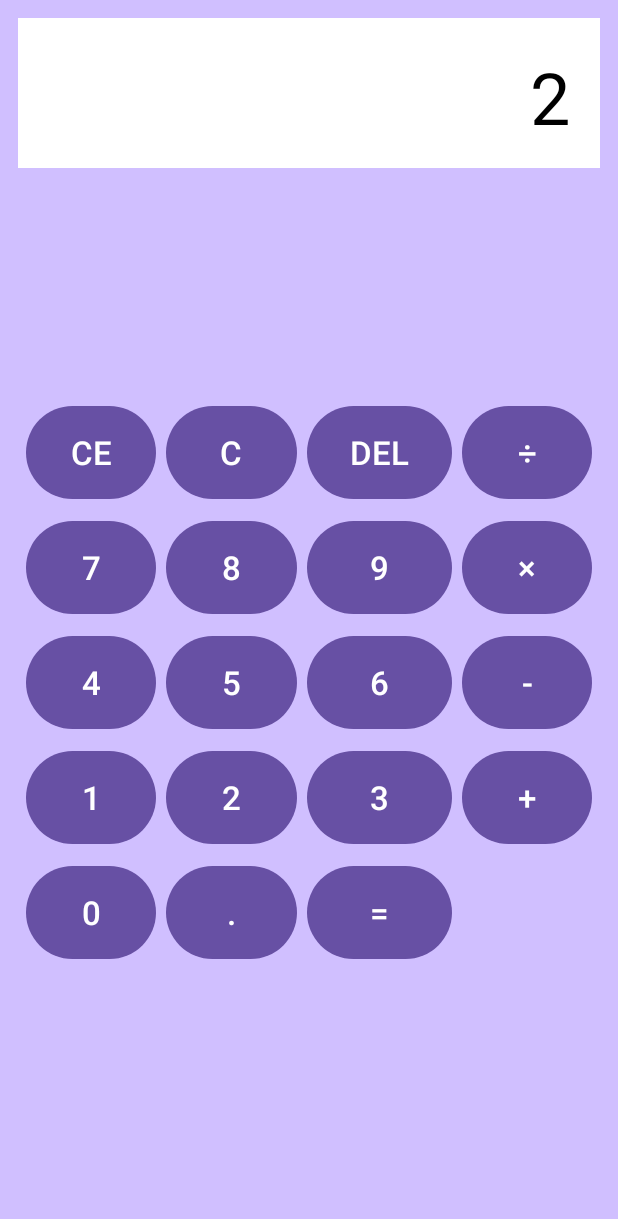
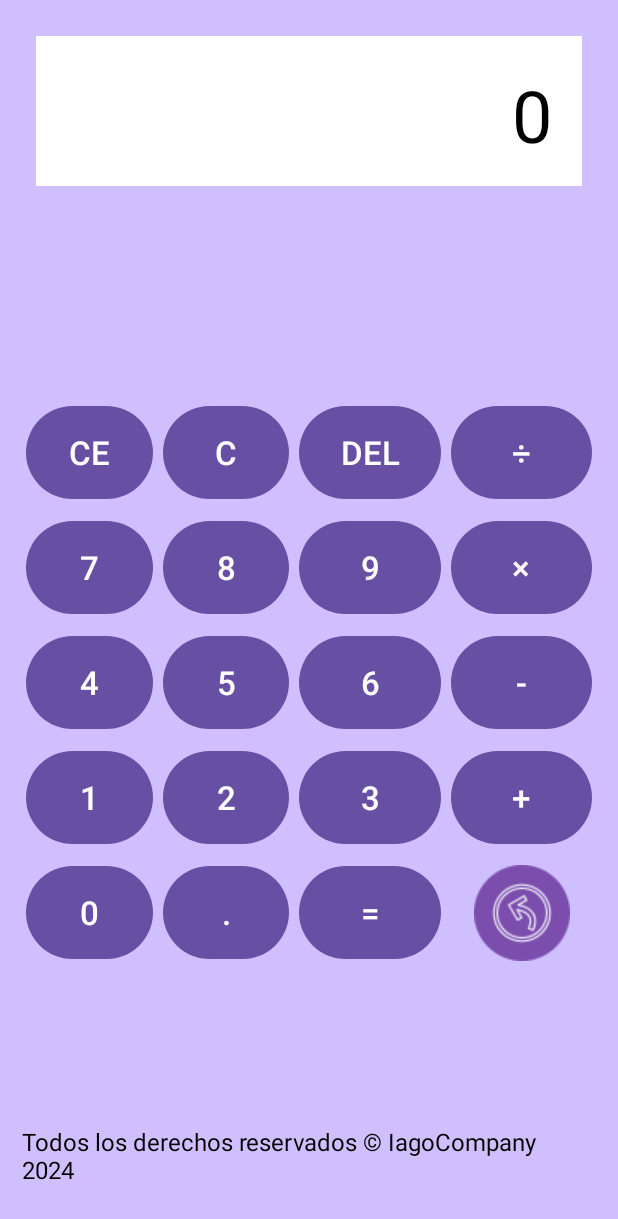
Before and after one commit to Iagomv/VozOperadora2, an Android app: the Calculadoraparalosqueven screen opened directly, with no data from a screen before it, on a phone screen of 412 x 824 dp. Shown: the top 1219 px of the screen. Run offline under Robolectric (Android 15) with nearby library versions, the phone set to English and light mode, and no system bars.

Commit message:
"Calculadora completa y funcional"

```diff
--- a/app/src/main/AndroidManifest.xml
+++ b/app/src/main/AndroidManifest.xml
@@ -18,8 +18,8 @@
         android:allowBackup="true"
         android:dataExtractionRules="@xml/data_extraction_rules"
         android:fullBackupContent="@xml/backup_rules"
-        android:icon="@drawable/vozoperadorabg"
-        android:label="@string/app_name"
+        android:icon="@drawable/iconovo"
+        android:label="VozOperadora"
         android:roundIcon="@mipmap/ic_launcher_round"
         android:supportsRtl="true"
         android:theme="@style/Theme.VozOperadora"
--- a/app/src/main/java/com/example/vozoperadora/Calculadoraparalosqueven.java
+++ b/app/src/main/java/com/example/vozoperadora/Calculadoraparalosqueven.java
@@ -1,8 +1,10 @@
 package com.example.vozoperadora;
 
+import android.content.Intent;
 import android.os.Bundle;
 import android.view.View;
 import android.widget.Button;
+import android.widget.ImageButton;
 import android.widget.TextView;
 
 import androidx.activity.EdgeToEdge;
@@ -18,6 +20,7 @@ public class Calculadoraparalosqueven extends AppCompatActivity {
     private String entradaActual = "";
     private String entradaPrevia = "";
     private String operador = "";
+    private ImageButton btnVolver;
 
     @Override
     protected void onCreate(Bundle savedInstanceState) {
@@ -25,38 +28,42 @@ public class Calculadoraparalosqueven extends AppCompatActivity {
         EdgeToEdge.enable(this);
         setContentView(R.layout.activity_calculadoraparalosqueven);
 
-        // Inicializar la pantalla (TextView) de la calculadora
+        // Inicializar la pantalla (TextView) de la calculadora y el botón de volver
         pantalla = findViewById(R.id.tvDisplay);
+        btnVolver = findViewById(R.id.btnVolver);
 
         // Asignar listeners a los botones de números
         int[] botonesNumeros = {R.id.btn0, R.id.btn1, R.id.btn2, R.id.btn3, R.id.btn4, R.id.btn5, R.id.btn6, R.id.btn7, R.id.btn8, R.id.btn9};
         for (int id : botonesNumeros) {
-            findViewById(id).setOnClickListener(this::alClickNumero);
+            findViewById(id).setOnClickListener(this::onClickNumero);
         }
 
         // Asignar listeners a los botones de operadores
-        findViewById(R.id.btnAdd).setOnClickListener(v -> alClickOperador("+"));
-        findViewById(R.id.btnSubtract).setOnClickListener(v -> alClickOperador("-"));
-        findViewById(R.id.btnMultiply).setOnClickListener(v -> alClickOperador("×"));
-        findViewById(R.id.btnDivide).setOnClickListener(v -> alClickOperador("÷"));
+        findViewById(R.id.btnAdd).setOnClickListener(v -> onClickOperador("+"));
+        findViewById(R.id.btnSubtract).setOnClickListener(v -> onClickOperador("-"));
+        findViewById(R.id.btnMultiply).setOnClickListener(v -> onClickOperador("×"));
+        findViewById(R.id.btnDivide).setOnClickListener(v -> onClickOperador("÷"));
 
         // Asignar listeners a botones especiales
-        findViewById(R.id.btnEquals).setOnClickListener(v -> alClickIgual());
-        findViewById(R.id.btnDot).setOnClickListener(v -> alClickPunto());
-        findViewById(R.id.btnCE).setOnClickListener(v -> alClickBorrarEntrada());
-        findViewById(R.id.btnC).setOnClickListener(v -> alClickBorrarTodo());
-        findViewById(R.id.btnDel).setOnClickListener(v -> alClickBorrarUltimo());
+        findViewById(R.id.btnEquals).setOnClickListener(v -> onClickIgual());
+        findViewById(R.id.btnDot).setOnClickListener(v -> onClickPunto());
+        findViewById(R.id.btnCE).setOnClickListener(v -> onClickBorrarEntrada());
+        findViewById(R.id.btnC).setOnClickListener(v -> onClickBorrarTodo());
+        findViewById(R.id.btnDel).setOnClickListener(v -> onClickBorrarUltimo());
+
+        //Listener del boton volver
+        btnVolver.setOnClickListener(v -> onClickVolver());
     }
 
     // Método llamado al presionar un botón numérico
-    private void alClickNumero(View vista) {
+    private void onClickNumero(View vista) {
         Button boton = (Button) vista;
         entradaActual += boton.getText().toString(); // Agregar número al texto actual
         actualizarPantalla(entradaActual); // Mostrarlo en pantalla
     }
 
     // Método llamado al seleccionar un operador
-    private void alClickOperador(String operadorSeleccionado) {
+    private void onClickOperador(String operadorSeleccionado) {
         if (!entradaActual.isEmpty()) {
             entradaPrevia = entradaActual; // Guardar número actual
             entradaActual = ""; // Limpiar la entrada actual
@@ -66,7 +73,7 @@ public class Calculadoraparalosqueven extends AppCompatActivity {
     }
 
     // Método llamado al presionar el botón "="
-    private void alClickIgual() {
+    private void onClickIgual() {
         if (!entradaActual.isEmpty() && !entradaPrevia.isEmpty() && !operador.isEmpty()) {
             double resultado = 0;
             double numero1 = Double.parseDouble(entradaPrevia);
@@ -102,7 +109,7 @@ public class Calculadoraparalosqueven extends AppCompatActivity {
     }
 
     // Método llamado al presionar el botón "."
-    private void alClickPunto() {
+    private void onClickPunto() {
         if (!entradaActual.contains(".")) {
             if (entradaActual.isEmpty()) {
                 entradaActual = "0."; // Si no hay entrada, comienza con "0."
@@ -114,13 +121,13 @@ public class Calculadoraparalosqueven extends AppCompatActivity {
     }
 
     // Método llamado al presionar "CE" (Borrar entrada actual)
-    private void alClickBorrarEntrada() {
+    private void onClickBorrarEntrada() {
         entradaActual = "";
         actualizarPantalla("0");
     }
 
     // Método llamado al presionar "C" (Reiniciar la calculadora)
-    private void alClickBorrarTodo() {
+    private void onClickBorrarTodo() {
         entradaActual = "";
         entradaPrevia = "";
         operador = "";
@@ -128,11 +135,17 @@ public class Calculadoraparalosqueven extends AppCompatActivity {
     }
 
     // Método llamado al presionar "DEL" (Borrar último dígito)
-    private void alClickBorrarUltimo() {
+    private void onClickBorrarUltimo() {
         if (!entradaActual.isEmpty()) {
             entradaActual = entradaActual.substring(0, entradaActual.length() - 1); // Eliminar último carácter
             actualizarPantalla(entradaActual.isEmpty() ? "0" : entradaActual); // Mostrar "0" si queda vacío
         }
+    }
+
+    private void onClickVolver(){
+        Intent intent = new Intent(this, MainActivity.class);
+        startActivity(intent);
+
     }
 
     // Método para actualizar el texto de la pantalla
--- a/app/src/main/java/com/example/vozoperadora/MainActivity.java
+++ b/app/src/main/java/com/example/vozoperadora/MainActivity.java
@@ -2,6 +2,7 @@
 
 
     import android.Manifest;
+    import android.animation.ObjectAnimator;
     import android.content.Intent;
     import android.content.pm.PackageManager;
     import android.os.Build;
@@ -32,6 +33,7 @@
         private Intent recognizerIntent;
         private String recognizedText = "";  // Variable para almacenar el texto reconocido
         private static final int REQUEST_RECORD_AUDIO_PERMISSION = 101;
+        private ImageView ivBienvenida;
         private ImageView inicio;
         private TextView tvDisplay;
         private ImageView ivEstadoGrabacion;
@@ -56,6 +58,7 @@
             // Pedir permisos de grabación de audio
             requestRecordAudioPermission();
             Referencias();
+            bienvenida();
             spinnerIdiomas.setOnItemSelectedListener(new AdapterView.OnItemSelectedListener() {
                 @Override
                 public void onItemSelected(AdapterView<?> parent, View view, int position, long id) {
@@ -79,6 +82,7 @@
             inicio = findViewById(R.id.inicio);
             etAudioReconocido = findViewById(R.id.etAudioReconocido);
             ivEstadoGrabacion = findViewById(R.id.ivEstadoGrabacion);
+            ivBienvenida = findViewById(R.id.ivBienvenida);
         }
 
         // Método para pedir permiso de grabación de audio
@@ -328,7 +332,11 @@
 
         //Pantalla de inicio
         public void bienvenida(){
-
+            // Crear animación de alpha (0: completamente invisible, 1: completamente visible)
+            ObjectAnimator alphaAnimator = ObjectAnimator.ofFloat(ivBienvenida, "alpha", 1f, 0f);
+            alphaAnimator.setDuration(4000); // 2 segundos
+            // Iniciar la animación
+            alphaAnimator.start();
         }
 
 
--- a/app/src/main/java/com/example/vozoperadora/MapeoNumeros.java
+++ b/app/src/main/java/com/example/vozoperadora/MapeoNumeros.java
@@ -236,7 +236,7 @@ public class MapeoNumeros {
 
     //Solucion para abrir calculadora gráfica mediante el uso de la voz
     public boolean yaVeo(String text) {
-        return text.contains("yaveo") || text.contains("abresupercalculadora");
+        return text.contains("yaveo") || text.contains("abresúpercalculadora");
     }
 
 
--- a/app/src/main/res/layout/activity_calculadoraparalosqueven.xml
+++ b/app/src/main/res/layout/activity_calculadoraparalosqueven.xml
@@ -1,30 +1,50 @@
 <?xml version="1.0" encoding="utf-8"?>
-<androidx.constraintlayout.widget.ConstraintLayout
-    xmlns:android="http://schemas.android.com/apk/res/android"
+<androidx.constraintlayout.widget.ConstraintLayout xmlns:android="http://schemas.android.com/apk/res/android"
     xmlns:app="http://schemas.android.com/apk/res-auto"
     xmlns:tools="http://schemas.android.com/tools"
     android:layout_width="match_parent"
     android:layout_height="match_parent"
     android:background="#d0bfff"
+    android:padding="12dp"
+    android:paddingTop="20dp"
     tools:context=".MainActivity">
 
     <!-- Display -->
+
+    <!-- Buttons Layout -->
+
+    <TextView
+        android:id="@+id/textView"
+        android:layout_width="392dp"
+        android:layout_height="60dp"
+        android:layout_marginEnd="4dp"
+        android:layout_marginBottom="12dp"
+        android:includeFontPadding="true"
+        android:padding="10dp"
+        android:text="Todos los derechos reservados © IagoCompany 2024  "
+        android:textColor="#000000"
+        android:textSize="16sp"
+        android:textStyle="normal"
+        app:layout_constraintBottom_toBottomOf="parent"
+        app:layout_constraintEnd_toEndOf="parent" />
+
     <TextView
         android:id="@+id/tvDisplay"
         android:layout_width="match_parent"
         android:layout_height="100dp"
+        android:layout_margin="12dp"
+        android:layout_marginTop="28dp"
+        android:background="#FFFFFF"
         android:gravity="end|center_vertical"
         android:padding="20dp"
-        android:text="2"
+        android:text="0"
+        android:textColor="#000000"
         android:textSize="48sp"
-        android:background="#FFFFFF"
-        android:textColor="#000000"
-        android:layout_margin="12dp"
-        app:layout_constraintTop_toTopOf="parent"
+        app:layout_constraintEnd_toEndOf="parent"
+        app:layout_constraintHorizontal_bias="0.56"
         app:layout_constraintStart_toStartOf="parent"
-        app:layout_constraintEnd_toEndOf="parent" />
+        app:layout_constraintTop_toTopOf="parent" />
 
-    <!-- Buttons Layout -->
     <GridLayout
         android:id="@+id/gridLayoutButtons"
         android:layout_width="384dp"
@@ -44,8 +64,8 @@
             android:layout_height="70dp"
             android:layout_columnWeight="1"
             android:layout_margin="3dp"
-            android:textSize="22dp"
-            android:text="CE" />
+            android:text="CE"
+            android:textSize="22dp" />
 
         <Button
             android:id="@+id/btnC"
@@ -53,8 +73,8 @@
             android:layout_height="70dp"
             android:layout_columnWeight="1"
             android:layout_margin="3dp"
-            android:textSize="22dp"
-            android:text="C" />
+            android:text="C"
+            android:textSize="22dp" />
 
         <Button
             android:id="@+id/btnDel"
@@ -62,8 +82,8 @@
             android:layout_height="70dp"
             android:layout_columnWeight="1"
             android:layout_margin="3dp"
-            android:textSize="22dp"
-            android:text="DEL" />
+            android:text="DEL"
+            android:textSize="22dp" />
 
         <Button
             android:id="@+id/btnDivide"
@@ -71,8 +91,8 @@
             android:layout_height="70dp"
             android:layout_columnWeight="1"
             android:layout_margin="3dp"
-            android:textSize="22dp"
-            android:text="÷" />
+            android:text="÷"
+            android:textSize="22dp" />
 
         <!-- Row 3 -->
         <Button
@@ -81,8 +101,8 @@
             android:layout_height="70dp"
             android:layout_columnWeight="1"
             android:layout_margin="3dp"
-            android:textSize="22dp"
-            android:text="7" />
+            android:text="7"
+            android:textSize="22dp" />
 
         <Button
             android:id="@+id/btn8"
@@ -90,8 +110,8 @@
             android:layout_height="70dp"
             android:layout_columnWeight="1"
             android:layout_margin="3dp"
-            android:textSize="22dp"
-            android:text="8" />
+            android:text="8"
+            android:textSize="22dp" />
 
         <Button
             android:id="@+id/btn9"
@@ -99,8 +119,8 @@
             android:layout_height="70dp"
             android:layout_columnWeight="1"
             android:layout_margin="3dp"
-            android:textSize="22dp"
-            android:text="9" />
+            android:text="9"
+            android:textSize="22dp" />
 
         <Button
             android:id="@+id/btnMultiply"
@@ -108,8 +128,8 @@
             android:layout_height="70dp"
             android:layout_columnWeight="1"
             android:layout_margin="3dp"
-            android:textSize="22dp"
-            android:text="×" />
+            android:text="×"
+            android:textSize="22dp" />
 
         <!-- Row 4 -->
         <Button
@@ -118,8 +138,8 @@
             android:layout_height="70dp"
             android:layout_columnWeight="1"
             android:layout_margin="3dp"
-            android:textSize="22dp"
-            android:text="4" />
+            android:text="4"
+            android:textSize="22dp" />
 
         <Button
             android:id="@+id/btn5"
@@ -127,8 +147,8 @@
             android:layout_height="70dp"
             android:layout_columnWeight="1"
             android:layout_margin="3dp"
-            android:textSize="22dp"
-            android:text="5" />
+            android:text="5"
+            android:textSize="22dp" />
 
         <Button
             android:id="@+id/btn6"
@@ -136,8 +156,8 @@
             android:layout_height="70dp"
             android:layout_columnWeight="1"
             android:layout_margin="3dp"
-            android:textSize="22dp"
-            android:text="6" />
+            android:text="6"
+            android:textSize="22dp" />
 
         <Button
             android:id="@+id/btnSubtract"
@@ -145,8 +165,8 @@
             android:layout_height="70dp"
             android:layout_columnWeight="1"
             android:layout_margin="3dp"
-            android:textSize="22dp"
-            android:text="-" />
+            android:text="-"
+            android:textSize="22dp" />
 
         <!-- Row 5 -->
         <Button
@@ -155,8 +175,8 @@
             android:layout_height="70dp"
             android:layout_columnWeight="1"
             android:layout_margin="3dp"
-            android:textSize="22dp"
-            android:text="1" />
+            android:text="1"
+            android:textSize="22dp" />
 
         <Button
             android:id="@+id/btn2"
@@ -164,8 +184,8 @@
             android:layout_height="70dp"
             android:layout_columnWeight="1"
             android:layout_margin="3dp"
-            android:textSize="22dp"
-            android:text="2" />
+            android:text="2"
+            android:textSize="22dp" />
 
         <Button
             android:id="@+id/btn3"
@@ -173,8 +193,8 @@
             android:layout_height="70dp"
             android:layout_columnWeight="1"
             android:layout_margin="3dp"
-            android:textSize="22dp"
-            android:text="3" />
+            android:text="3"
+            android:textSize="22dp" />
 
         <Button
             android:id="@+id/btnAdd"
@@ -182,8 +202,8 @@
             android:layout_height="70dp"
             android:layout_columnWeight="1"
             android:layout_margin="3dp"
-            android:textSize="22dp"
-            android:text="+" />
+            android:text="+"
+            android:textSize="22dp" />
 
         <!-- Row 6 -->
         <Button
@@ -192,8 +212,8 @@
             android:layout_height="70dp"
             android:layout_columnWeight="1"
             android:layout_margin="3dp"
-            android:textSize="22dp"
-            android:text="0" />
+            android:text="0"
+            android:textSize="22dp" />
 
         <Button
             android:id="@+id/btnDot"
@@ -201,8 +221,8 @@
             android:layout_height="70dp"
             android:layout_columnWeight="1"
             android:layout_margin="3dp"
-            android:textSize="22dp"
-            android:text="." />
+            android:text="."
+            android:textSize="22dp" />
 
         <Button
             android:id="@+id/btnEquals"
@@ -210,8 +230,21 @@
             android:layout_height="70dp"
             android:layout_columnWeight="1"
             android:layout_margin="3dp"
+            android:text="="
+            android:textSize="22dp" />
+
+        <ImageButton
+            android:id="@+id/btnVolver"
+            android:layout_width="80dp"
+            android:layout_height="70dp"
+            android:layout_columnWeight="1"
+            android:layout_margin="3dp"
+            android:alpha="0.8"
+            android:backgroundTint="#00735C90"
+            android:contentDescription="@string/app_name"
+            android:src="@drawable/deshacer"
             android:textSize="22dp"
-            android:text="=" />
+            android:tooltipText="boton para regred" />
     </GridLayout>
 
 </androidx.constraintlayout.widget.ConstraintLayout>
--- a/app/src/main/res/layout/activity_main.xml
+++ b/app/src/main/res/layout/activity_main.xml
@@ -37,7 +37,7 @@
             android:focusable="false"
             android:gravity="center"
             android:text="Result"
-            android:textSize="60sp"
+            android:textSize="96sp"
             android:textStyle="bold"
             app:layout_constraintBottom_toTopOf="@+id/etAudioReconocido"
             app:layout_constraintEnd_toEndOf="parent"
@@ -84,5 +84,17 @@
             app:layout_constraintTop_toBottomOf="@+id/etAudioReconocido"
             app:srcCompat="@drawable/startrecording" />
 
+        <ImageView
+            android:id="@+id/ivBienvenida"
+            android:layout_width="wrap_content"
+            android:layout_height="wrap_content"
+            app:layout_constraintBottom_toBottomOf="parent"
+            app:layout_constraintEnd_toEndOf="parent"
+            app:layout_constraintHorizontal_bias="0.5"
+            app:layout_constraintStart_toStartOf="parent"
+            app:layout_constraintTop_toTopOf="parent"
+            app:layout_constraintVertical_bias="0.5"
+            app:srcCompat="@drawable/vozoperadorabg" />
+
     </androidx.constraintlayout.widget.ConstraintLayout>
 </androidx.constraintlayout.widget.ConstraintLayout>
```
Also changed, not shown: app/src/main/res/drawable/deshacer.png (added), app/src/main/res/drawable/iconovo.webp (added).
